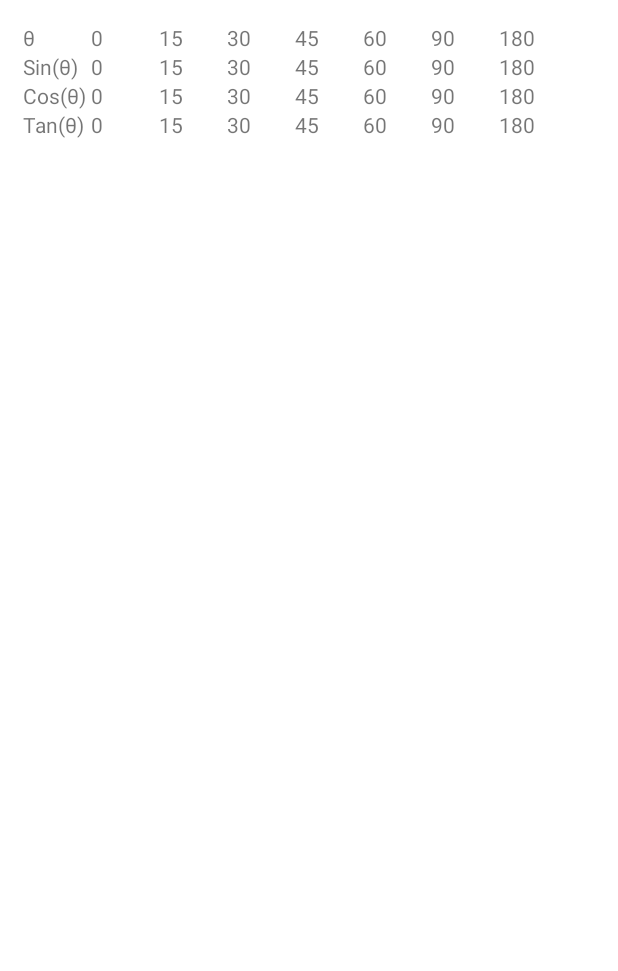
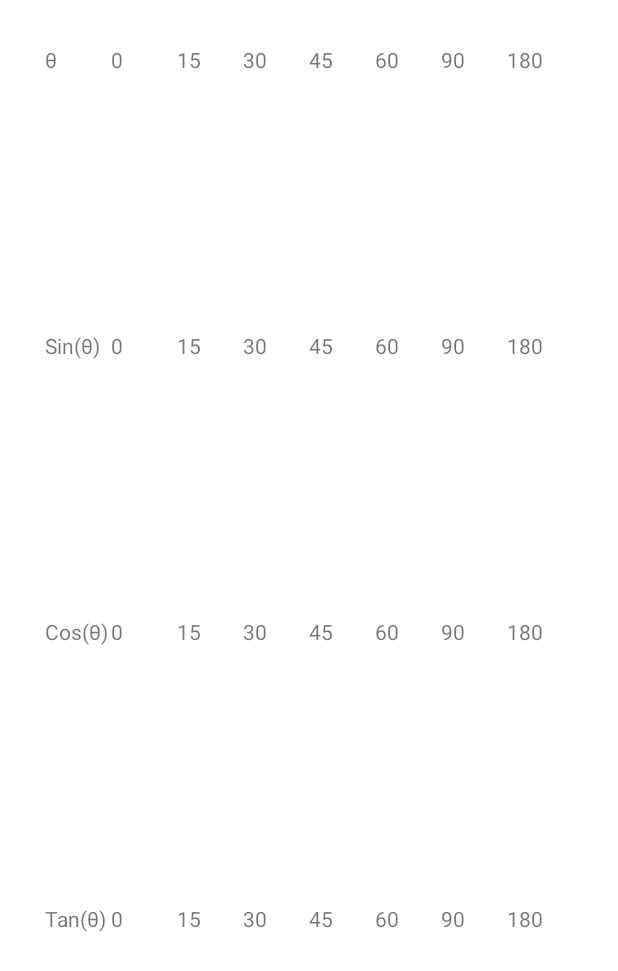
Before and after one commit to Nyandago/TrigonometryTable, an Android app: the layout activity_main.xml on its own in the app's theme, with its tools: preview values and no code run, on a phone screen of 412 x 824 dp. Shown: the top 971 px of the screen. Run offline under Robolectric (Android 15) with nearby library versions, the phone set to English and light mode, and no system bars.

Commit message:
Table Layout

```diff
--- a/app/src/main/AndroidManifest.xml
+++ b/app/src/main/AndroidManifest.xml
@@ -14,6 +14,7 @@
         android:theme="@style/Theme.TrigonometryTable"
         tools:targetApi="31">
         <activity
+            android:screenOrientation="landscape"
             android:name=".MainActivity"
             android:exported="true">
             <intent-filter>
--- a/app/src/main/res/layout/activity_main.xml
+++ b/app/src/main/res/layout/activity_main.xml
@@ -9,52 +9,61 @@
     <TableLayout
         android:layout_width="match_parent"
         android:layout_height="match_parent"
-        android:padding="15dp">
+        android:padding="30dp">
 
         <TableRow
             android:layout_width="fill_parent"
             android:layout_height="fill_parent"
+            android:layout_weight="1"
             android:background="@drawable/value_cell_border">
 
             <TextView
                 android:layout_width="45dp"
                 android:layout_height="wrap_content"
+                android:layout_weight="1"
                 android:text="@string/theta" />
 
 
             <TextView
                 android:layout_width="45dp"
                 android:layout_height="wrap_content"
+                android:layout_weight="1"
                 android:text="0" />
 
             <TextView
                 android:layout_width="45dp"
                 android:layout_height="wrap_content"
+                android:layout_weight="1"
                 android:text="15" />
 
             <TextView
                 android:layout_width="45dp"
                 android:layout_height="wrap_content"
+                android:layout_weight="1"
                 android:text="30" />
 
             <TextView
                 android:layout_width="45dp"
                 android:layout_height="wrap_content"
+                android:layout_weight="1"
                 android:text="45" />
 
             <TextView
                 android:layout_width="45dp"
                 android:layout_height="wrap_content"
+                android:layout_weight="1"
                 android:text="60" />
 
             <TextView
                 android:layout_width="45dp"
                 android:layout_height="wrap_content"
+                android:layout_weight="1"
                 android:text="90" />
 
             <TextView
                 android:layout_width="45dp"
                 android:layout_height="wrap_content"
+                android:layout_weight="1"
                 android:text="180" />
         </TableRow>
 
@@ -62,11 +71,13 @@
         <TableRow
             android:layout_width="fill_parent"
             android:layout_height="fill_parent"
+            android:layout_weight="1"
             android:background="@drawable/value_cell_border">
 
             <TextView
                 android:layout_width="45dp"
                 android:layout_height="wrap_content"
+                android:layout_weight="1"
                 android:text="@string/sinTheta" />
 
 
@@ -74,53 +85,62 @@
                 android:id="@+id/tvSinZero"
                 android:layout_width="45dp"
                 android:layout_height="wrap_content"
+                android:layout_weight="1"
                 android:text="0" />
 
             <TextView
                 android:id="@+id/tvSin15"
                 android:layout_width="45dp"
                 android:layout_height="wrap_content"
+                android:layout_weight="1"
                 android:text="15" />
 
             <TextView
                 android:id="@+id/tvSin30"
                 android:layout_width="45dp"
                 android:layout_height="wrap_content"
+                android:layout_weight="1"
                 android:text="30" />
 
             <TextView
                 android:id="@+id/tvSin45"
                 android:layout_width="45dp"
                 android:layout_height="wrap_content"
+                android:layout_weight="1"
                 android:text="45" />
 
             <TextView
                 android:id="@+id/tvSin60"
                 android:layout_width="45dp"
                 android:layout_height="wrap_content"
+                android:layout_weight="1"
                 android:text="60" />
 
             <TextView
                 android:id="@+id/tvSin90"
                 android:layout_width="45dp"
                 android:layout_height="wrap_content"
+                android:layout_weight="1"
                 android:text="90" />
 
             <TextView
                 android:id="@+id/tvSin180"
                 android:layout_width="45dp"
                 android:layout_height="wrap_content"
+                android:layout_weight="1"
                 android:text="180" />
         </TableRow>
 
         <TableRow
             android:layout_width="fill_parent"
             android:layout_height="fill_parent"
+            android:layout_weight="1"
             android:background="@drawable/value_cell_border">
 
             <TextView
                 android:layout_width="45dp"
                 android:layout_height="wrap_content"
+                android:layout_weight="1"
                 android:text="@string/cosTheta" />
 
 
@@ -128,53 +148,62 @@
                 android:id="@+id/tvCosZero"
                 android:layout_width="45dp"
                 android:layout_height="wrap_content"
+                android:layout_weight="1"
                 android:text="0" />
 
             <TextView
                 android:id="@+id/tvCos15"
                 android:layout_width="45dp"
                 android:layout_height="wrap_content"
+                android:layout_weight="1"
                 android:text="15" />
 
             <TextView
                 android:id="@+id/tvCos30"
                 android:layout_width="45dp"
                 android:layout_height="wrap_content"
+                android:layout_weight="1"
                 android:text="30" />
 
             <TextView
                 android:id="@+id/tvCos45"
                 android:layout_width="45dp"
                 android:layout_height="wrap_content"
+                android:layout_weight="1"
                 android:text="45" />
 
             <TextView
                 android:id="@+id/tvCos60"
                 android:layout_width="45dp"
                 android:layout_height="wrap_content"
+                android:layout_weight="1"
                 android:text="60" />
 
             <TextView
                 android:id="@+id/tvCos90"
                 android:layout_width="45dp"
                 android:layout_height="wrap_content"
+                android:layout_weight="1"
                 android:text="90" />
 
             <TextView
                 android:id="@+id/tvCos180"
                 android:layout_width="45dp"
                 android:layout_height="wrap_content"
+                android:layout_weight="1"
                 android:text="180" />
         </TableRow>
 
         <TableRow
             android:layout_width="fill_parent"
             android:layout_height="fill_parent"
+            android:layout_weight="1"
             android:background="@drawable/value_cell_border">
 
             <TextView
                 android:layout_width="45dp"
                 android:layout_height="wrap_content"
+                android:layout_weight="1"
                 android:text="@string/tanTheta" />
 
 
@@ -182,46 +211,52 @@
                 android:id="@+id/tvTanZero"
                 android:layout_width="45dp"
                 android:layout_height="wrap_content"
+                android:layout_weight="1"
                 android:text="0" />
 
             <TextView
                 android:id="@+id/tvTan15"
                 android:layout_width="45dp"
                 android:layout_height="wrap_content"
+                android:layout_weight="1"
                 android:text="15" />
 
             <TextView
                 android:id="@+id/tvTan30"
                 android:layout_width="45dp"
                 android:layout_height="wrap_content"
+                android:layout_weight="1"
                 android:text="30" />
 
             <TextView
                 android:id="@+id/tvTan45"
                 android:layout_width="45dp"
                 android:layout_height="wrap_content"
+                android:layout_weight="1"
                 android:text="45" />
 
             <TextView
                 android:id="@+id/tvTan60"
                 android:layout_width="45dp"
                 android:layout_height="wrap_content"
+                android:layout_weight="1"
                 android:text="60" />
 
             <TextView
                 android:id="@+id/tvTan90"
                 android:layout_width="45dp"
                 android:layout_height="wrap_content"
+                android:layout_weight="1"
                 android:text="90" />
 
             <TextView
                 android:id="@+id/tvTan180"
                 android:layout_width="45dp"
                 android:layout_height="wrap_content"
+                android:layout_weight="1"
                 android:text="180" />
         </TableRow>
 
 
-
     </TableLayout>
 </androidx.constraintlayout.widget.ConstraintLayout>
```
